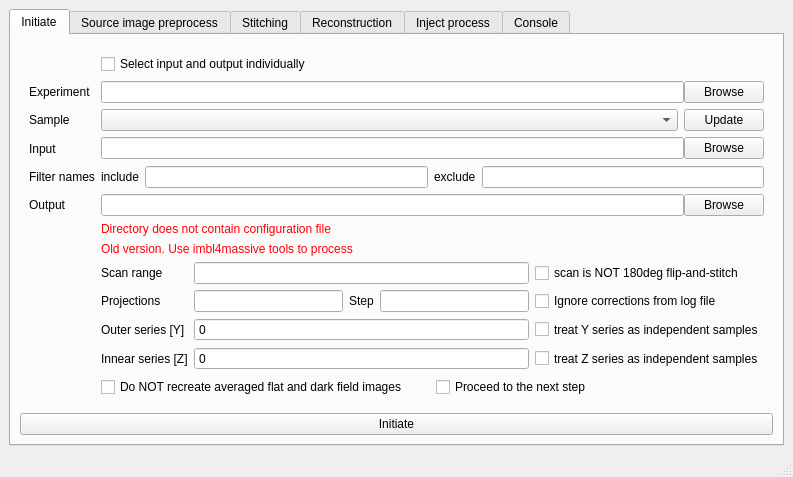
The window that share/imblproc/imbl-ui.ui (AustralianSynchrotron/imblproc) describes before a commit, drawn with Qt 5.
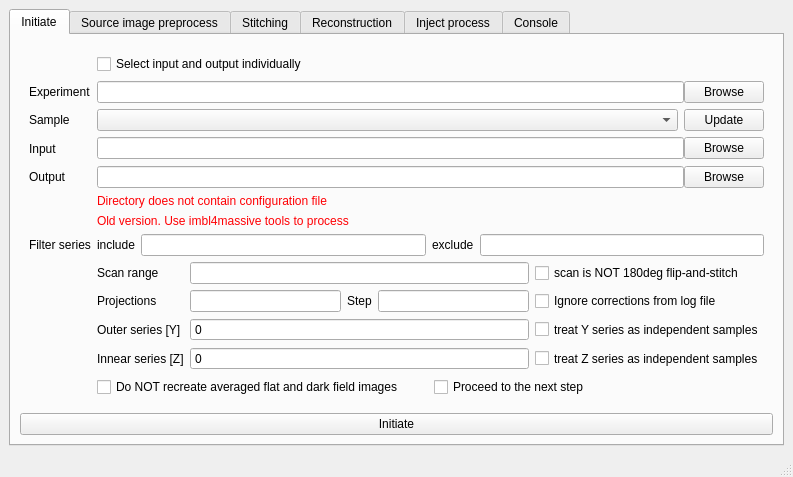
The same window after the commit. Icons and pictures are not drawn.

The edit to the form file:
```diff
--- a/share/imblproc/imbl-ui.ui
+++ b/share/imblproc/imbl-ui.ui
@@ -264,7 +264,7 @@
              </layout>
             </widget>
            </item>
-           <item row="11" column="1">
+           <item row="12" column="1">
             <layout class="QHBoxLayout" name="horizontalLayout_17">
              <item>
               <widget class="QCheckBox" name="noNewFF">
@@ -320,7 +320,7 @@
              </property>
             </widget>
            </item>
-           <item row="8" column="1" rowspan="2">
+           <item row="9" column="1" rowspan="2">
             <layout class="QGridLayout" name="gridLayout_2" columnstretch="0,0,0">
              <item row="1" column="2">
               <widget class="QCheckBox" name="ignoreLog">
@@ -516,14 +516,7 @@
              </item>
             </layout>
            </item>
-           <item row="4" column="0">
-            <widget class="QLabel" name="inexclLabel">
-             <property name="text">
-              <string>Filter names</string>
-             </property>
-            </widget>
-           </item>
-           <item row="4" column="1">
+           <item row="8" column="1">
             <widget class="QWidget" name="inexclWidget" native="true">
              <layout class="QHBoxLayout" name="inexclWidgetLay">
               <property name="leftMargin">
@@ -575,6 +568,13 @@
              </layout>
             </widget>
            </item>
+           <item row="8" column="0">
+            <widget class="QLabel" name="inexclLabel">
+             <property name="text">
+              <string>Filter series</string>
+             </property>
+            </widget>
+           </item>
           </layout>
          </widget>
         </item>
```
Left out of the diff: 4 changed lines with no effect on the pictures.
